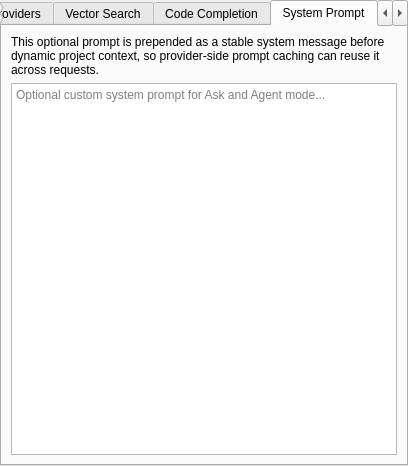
This is src/src/settings/settings_widget.ui in Dmytro-K/qcai2 as Qt 5 draws it before an edit. The edited form follows.
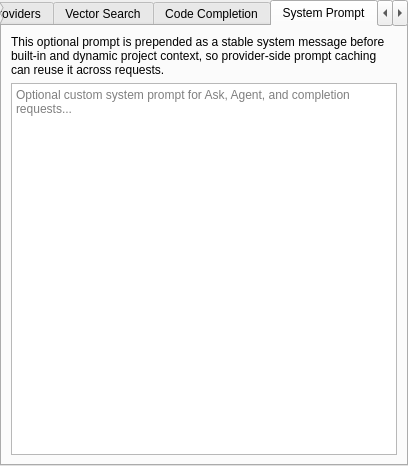
This is the edited form. The open tabs and pages were chosen to show the change.

Commit message: Add per-project system prompt

```diff
--- a/src/src/settings/settings_widget.ui
+++ b/src/src/settings/settings_widget.ui
@@ -749,14 +749,14 @@
            <bool>true</bool>
           </property>
           <property name="text">
-           <string>This optional prompt is prepended as a stable system message before dynamic project context, so provider-side prompt caching can reuse it across requests.</string>
+            <string>This optional prompt is prepended as a stable system message before built-in and dynamic project context, so provider-side prompt caching can reuse it across requests.</string>
           </property>
          </widget>
         </item>
         <item>
          <widget class="QPlainTextEdit" name="systemPromptEdit">
           <property name="placeholderText">
-           <string>Optional custom system prompt for Ask and Agent mode...</string>
+           <string>Optional custom system prompt for Ask, Agent, and completion requests...</string>
           </property>
           <property name="tabChangesFocus">
            <bool>true</bool>
```
The commit also changes 17 other files.
